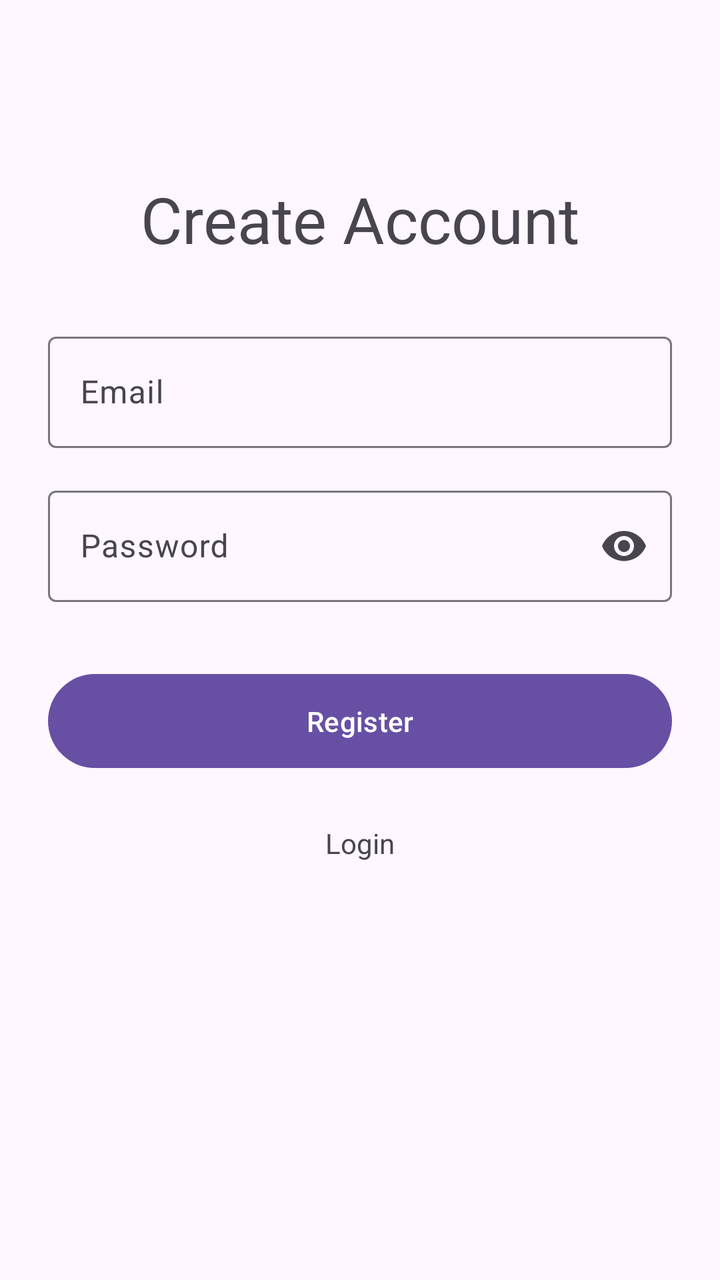
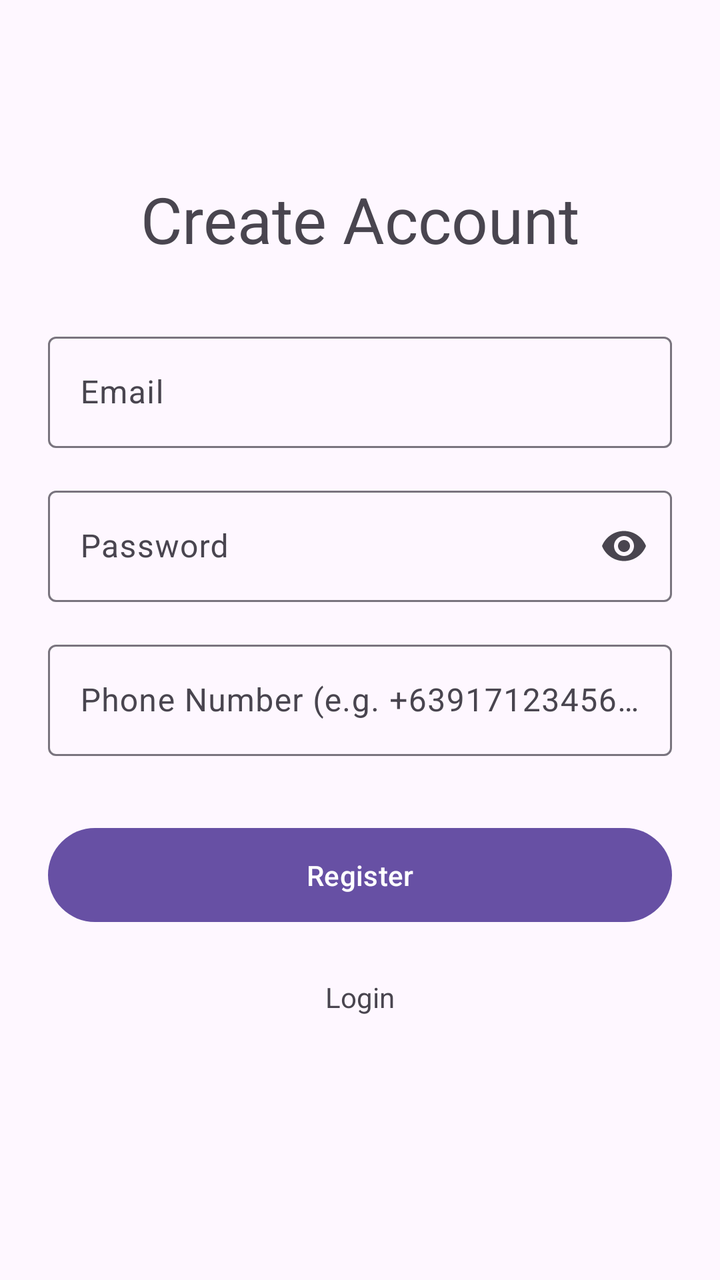

Two renders of the same Android screen: before a commit and after it. Below are the layout's source before the change and the commit's diff.
<!-- AndroidManifest.xml: application theme Theme.CommUnity -->
<!-- res/layout/activity_register.xml -->
<?xml version="1.0" encoding="utf-8"?>
<androidx.constraintlayout.widget.ConstraintLayout xmlns:android="http://schemas.android.com/apk/res/android"
    xmlns:app="http://schemas.android.com/apk/res-auto"
    xmlns:tools="http://schemas.android.com/tools"
    android:layout_width="match_parent"
    android:layout_height="match_parent"
    android:padding="24dp"
    tools:context=".loginandregister.RegisterActivity">

    <TextView
        android:id="@+id/title_text_view"
        android:layout_width="wrap_content"
        android:layout_height="wrap_content"
        android:layout_marginTop="64dp"
        android:text="Create Account"
        android:textAppearance="@style/TextAppearance.Material3.HeadlineLarge"
        app:layout_constraintEnd_toEndOf="parent"
        app:layout_constraintStart_toStartOf="parent"
        app:layout_constraintTop_toTopOf="parent" />

    <com.google.android.material.textfield.TextInputLayout
        android:id="@+id/email_text_input_layout"
        style="@style/Widget.Material3.TextInputLayout.OutlinedBox"
        android:layout_width="0dp"
        android:layout_height="wrap_content"
        android:layout_marginTop="32dp"
        android:hint="Email"
        app:layout_constraintEnd_toEndOf="parent"
        app:layout_constraintStart_toStartOf="parent"
        app:layout_constraintTop_toBottomOf="@id/title_text_view">
        <com.google.android.material.textfield.TextInputEditText
            android:id="@+id/email_edit_text"
            android:layout_width="match_parent"
            android:layout_height="wrap_content"
            android:inputType="textEmailAddress" />
    </com.google.android.material.textfield.TextInputLayout>

    <com.google.android.material.textfield.TextInputLayout
        android:id="@+id/password_text_input_layout"
        style="@style/Widget.Material3.TextInputLayout.OutlinedBox"
        android:layout_width="0dp"
        android:layout_height="wrap_content"
        android:layout_marginTop="16dp"
        android:hint="Password"
        app:endIconMode="password_toggle"
        app:layout_constraintEnd_toEndOf="parent"
        app:layout_constraintStart_toStartOf="parent"
        app:layout_constraintTop_toBottomOf="@id/email_text_input_layout">
        <com.google.android.material.textfield.TextInputEditText
            android:id="@+id/password_edit_text"
            android:layout_width="match_parent"
            android:layout_height="wrap_content"
            android:inputType="textPassword" />
    </com.google.android.material.textfield.TextInputLayout>

    <com.google.android.material.button.MaterialButton
        android:id="@+id/register_button"
        android:layout_width="0dp"
        android:layout_height="wrap_content"
        android:layout_marginTop="32dp"
        android:padding="14dp"
        android:text="Register"
        app:layout_constraintEnd_toEndOf="parent"
        app:layout_constraintStart_toStartOf="parent"
        app:layout_constraintTop_toBottomOf="@id/password_text_input_layout" />

    <TextView
        android:id="@+id/login_text_view"
        android:layout_width="wrap_content"
        android:layout_height="wrap_content"
        android:layout_marginTop="16dp"
        android:padding="8dp"
        android:text="@string/login_action"
        app:layout_constraintEnd_toEndOf="parent"
        app:layout_constraintStart_toStartOf="parent"
        app:layout_constraintTop_toBottomOf="@id/register_button" />

</androidx.constraintlayout.widget.ConstraintLayout>
<!-- resources referenced by this layout -->
<resources>
  <string name="login_action"> Login</string>
  <style name="Theme.CommUnity" parent="Theme.Material3.DayNight.NoActionBar">
          
          
      </style>
</resources>

<!-- the commit's change to res/layout/activity_register.xml (unified diff, before → after) -->
@@ -53,6 +53,24 @@
             android:inputType="textPassword" />
     </com.google.android.material.textfield.TextInputLayout>
 
+    
+    <com.google.android.material.textfield.TextInputLayout
+        android:id="@+id/phone_text_input_layout"
+        style="@style/Widget.Material3.TextInputLayout.OutlinedBox"
+        android:layout_width="0dp"
+        android:layout_height="wrap_content"
+        android:layout_marginTop="16dp"
+        android:hint="Phone Number (e.g. +639171234567)"
+        app:layout_constraintEnd_toEndOf="parent"
+        app:layout_constraintStart_toStartOf="parent"
+        app:layout_constraintTop_toBottomOf="@id/password_text_input_layout">
+        <com.google.android.material.textfield.TextInputEditText
+            android:id="@+id/phone_edit_text"
+            android:layout_width="match_parent"
+            android:layout_height="wrap_content"
+            android:inputType="phone" />
+    </com.google.android.material.textfield.TextInputLayout>
+
     <com.google.android.material.button.MaterialButton
         android:id="@+id/register_button"
         android:layout_width="0dp"
@@ -62,7 +80,7 @@
         android:text="Register"
         app:layout_constraintEnd_toEndOf="parent"
         app:layout_constraintStart_toStartOf="parent"
-        app:layout_constraintTop_toBottomOf="@id/password_text_input_layout" />
+        app:layout_constraintTop_toBottomOf="@id/phone_text_input_layout" />
 
     <TextView
         android:id="@+id/login_text_view"
